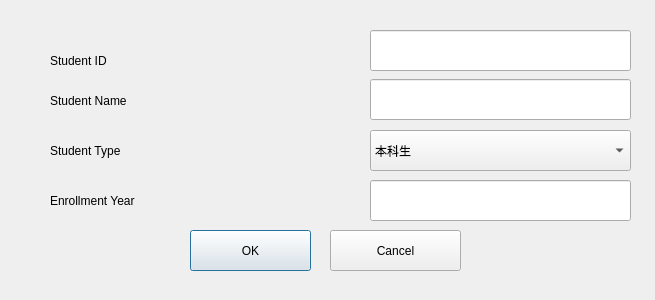
This is insertstudent.ui in awmleer/grade-management as Qt 5 draws it before an edit. The edited form follows.
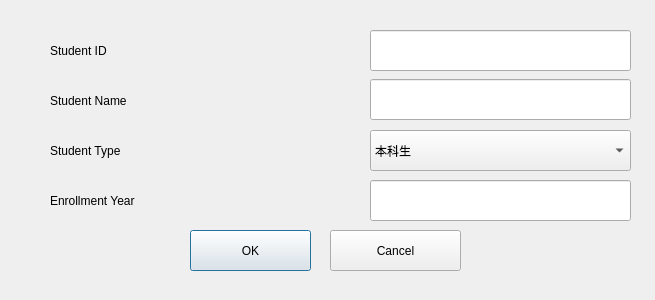
This is the edited form.

What changed in the file:
```diff
--- a/insertstudent.ui
+++ b/insertstudent.ui
@@ -47,7 +47,7 @@
    <property name="geometry">
     <rect>
      <x>50</x>
-     <y>40</y>
+     <y>30</y>
      <width>311</width>
      <height>41</height>
     </rect>
```
